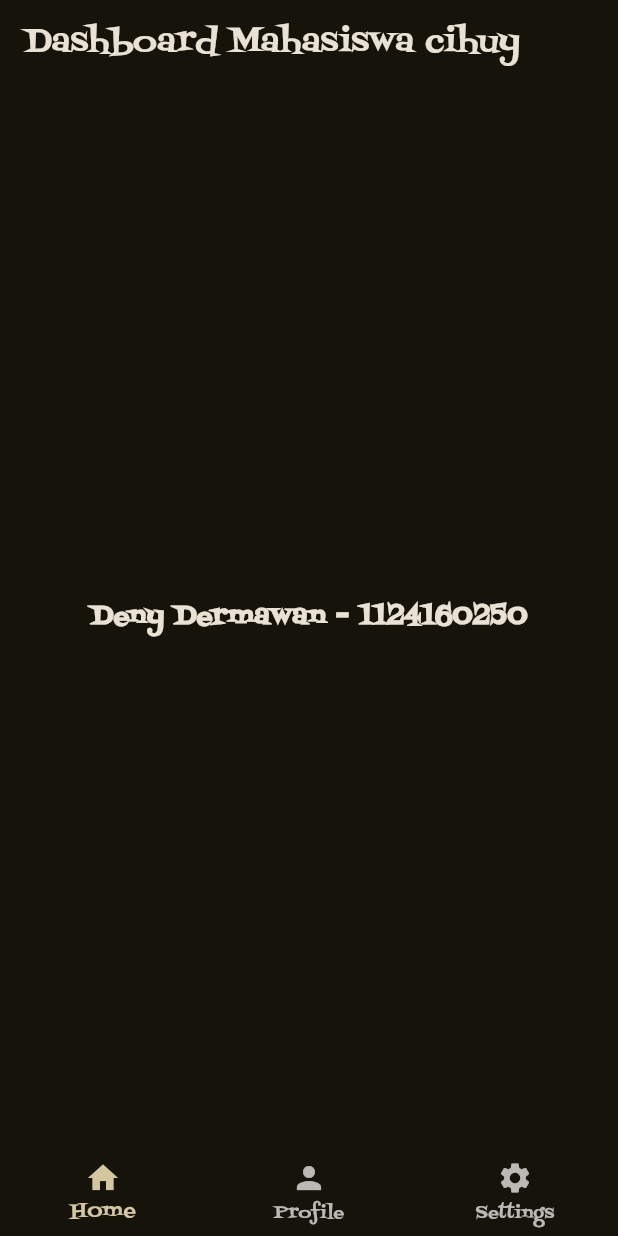
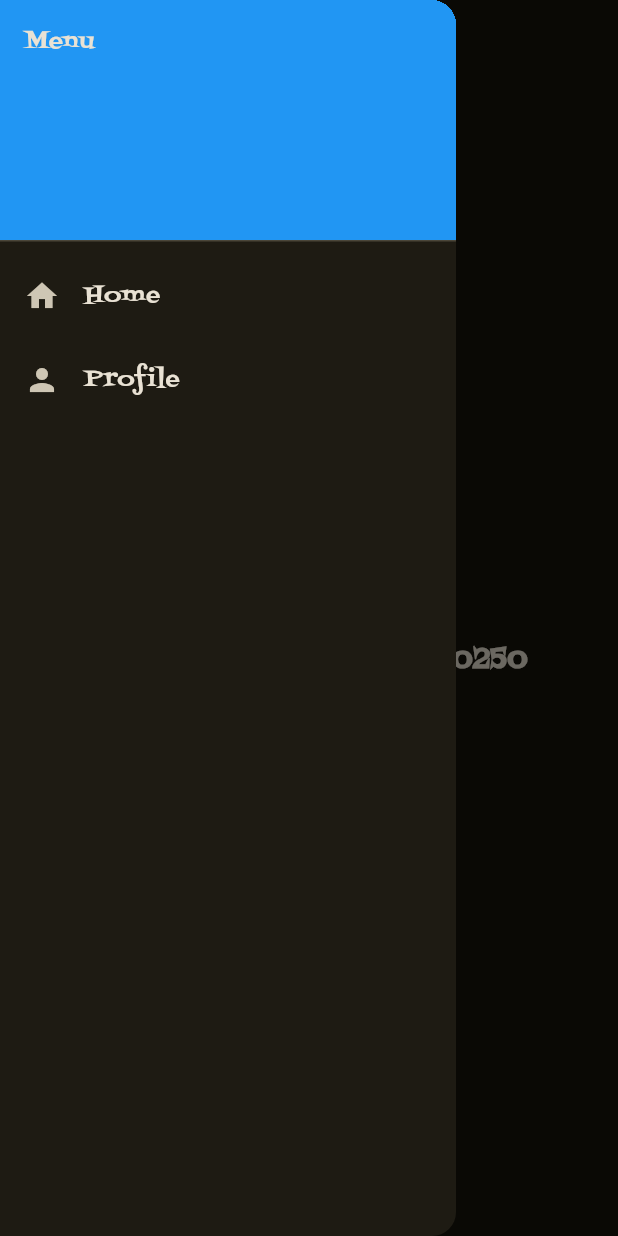
Before and after one commit to dygnora/Latihan-005-aplikasi-mobile, a Flutter app: the screen it shows after launch, with the side drawer open (before the commit the screen has no drawer), on a phone screen of 412 x 824 dp. Run offline on Flutter 3.47's test engine with Material 3 defaults, Android fonts, the light colour scheme and no system bars.

Commit message:
Membuat main layout sebagai wadah reusable untuk widget AppBar dan Drawer

```diff
--- a/lib/layouts/main_layout.dart
+++ b/lib/layouts/main_layout.dart
@@ -0,0 +1,24 @@
+import 'package:flutter/material.dart';
+import '../widgets/app_drawer.dart';
+
+class MainLayout extends StatelessWidget {
+  const MainLayout({
+    super.key,
+    required this.title,
+    required this.body,
+    });
+
+  final String title;
+  final Widget body;
+
+  @override
+  Widget build(BuildContext context) {
+    return Scaffold(
+      appBar: AppBar(
+        title: Text(title),
+      ),
+      drawer: const AppDrawer(),
+      body: body,
+    );
+  }
+}
--- a/lib/main.dart
+++ b/lib/main.dart
@@ -1,4 +1,5 @@
 import 'package:flutter/material.dart';
+import 'package:latihan_005_aplikasi_mobile/pages/home_page.dart';
 
 void main () {
   runApp(const MyApp());
@@ -50,67 +51,52 @@ class MyApp extends StatelessWidget {
   }
 }
 
-class MyAppBar extends StatelessWidget
-    implements PreferredSizeWidget {
-  const MyAppBar({super.key});
 
-  @override
-  Widget build(BuildContext context) {
-    return AppBar(
-      title: const Text('Dashboard Mahasiswa cihuy'),
-    );
-  }
+// class HomePage extends StatelessWidget {
+//   const HomePage({super.key});
 
-  @override
-  Size get preferredSize => const Size.fromHeight(kToolbarHeight);
-}
+//   @override
+//   Widget build(BuildContext context) {
+//     return Scaffold(
+//       appBar: MyAppBar(),
 
 
-class HomePage extends StatelessWidget {
-  const HomePage({super.key});
+//       body: const Center(
+//         child: Text('Deny Dermawan - 1124160250',
+//         style: TextStyle(
+//           fontSize: 18,
+//           fontWeight: FontWeight.bold,
+//         ),
+//         ),
+//       ),
 
-  @override
-  Widget build(BuildContext context) {
-    return Scaffold(
-      appBar: MyAppBar(),
-
-
-      body: const Center(
-        child: Text('Deny Dermawan - 1124160250',
-        style: TextStyle(
-          fontSize: 18,
-          fontWeight: FontWeight.bold,
-        ),
-        ),
-      ),
-
-      bottomNavigationBar: BottomNavigationBar(
-        items: const [
-          BottomNavigationBarItem(
-            icon: Icon(Icons.home),
-            label: 'Home',
-          ),
-          BottomNavigationBarItem(
-            icon: Icon(Icons.person),
-            label: 'Profile',
-          ),
-          BottomNavigationBarItem(
-            icon: Icon(Icons.settings),
-            label: 'Settings',
-          ),
-        ],
-        onTap: (index) {
-          if (index == 1) {
-            Navigator.push(
-              context,
-              MaterialPageRoute(builder: (context) => const ProfilePage()),
-            );
-          }
-        },
-      ),
-    );
-  }
-}
+//       bottomNavigationBar: BottomNavigationBar(
+//         items: const [
+//           BottomNavigationBarItem(
+//             icon: Icon(Icons.home),
+//             label: 'Home',
+//           ),
+//           BottomNavigationBarItem(
+//             icon: Icon(Icons.person),
+//             label: 'Profile',
+//           ),
+//           BottomNavigationBarItem(
+//             icon: Icon(Icons.settings),
+//             label: 'Settings',
+//           ),
+//         ],
+//         onTap: (index) {
+//           if (index == 1) {
+//             Navigator.push(
+//               context,
+//               MaterialPageRoute(builder: (context) => const ProfilePage()),
+//             );
+//           }
+//         },
+//       ),
+//     );
+//   }
+// }
 
 
 
--- a/lib/pages/home_page.dart
+++ b/lib/pages/home_page.dart
@@ -0,0 +1,22 @@
+import 'package:flutter/material.dart';
+import 'package:latihan_005_aplikasi_mobile/layouts/main_layout.dart';
+
+class HomePage extends StatelessWidget {
+  const HomePage({super.key});
+
+  @override
+  Widget build(BuildContext context) {
+    return MainLayout(
+      title: 'Home',
+      body: const Center(
+        child: Text(
+          'Deny Dermawan - 1124160250',
+          style: TextStyle(
+            fontSize: 18,
+            fontWeight: FontWeight.bold,
+          ),
+        ),
+      ),
+    );
+  }
+}
--- a/lib/widgets/app_drawer.dart
+++ b/lib/widgets/app_drawer.dart
@@ -0,0 +1,37 @@
+import 'package:flutter/material.dart';
+import '../layouts/main_layout.dart';
+
+class AppDrawer extends StatelessWidget {
+  const AppDrawer({super.key});
+
+  @override
+  Widget build(BuildContext context) {
+    return Drawer(
+      child: ListView(
+        padding: EdgeInsets.zero,
+        children: [
+          const DrawerHeader(
+            decoration: BoxDecoration(
+              color: Colors.blue,
+            ),
+            child: Text('Menu'),
+          ),
+          ListTile(
+            leading: const Icon(Icons.home),
+            title: const Text('Home'),
+            onTap: () {
+              Navigator.pushReplacementNamed(context, '/');
+            },
+          ),
+          ListTile(
+            leading: const Icon(Icons.person),
+            title: const Text('Profile'),
+            onTap: () {
+              Navigator.pushReplacementNamed(context, '/profile');
+            },
+          ),
+        ],
+      )
+    );
+  }
+}
```
